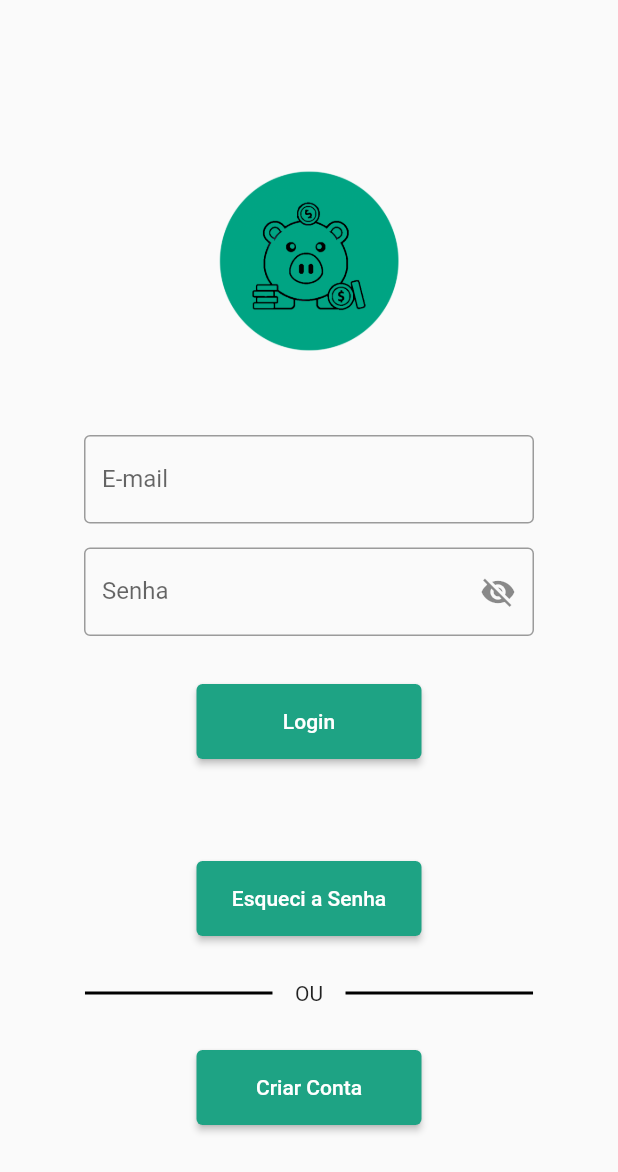
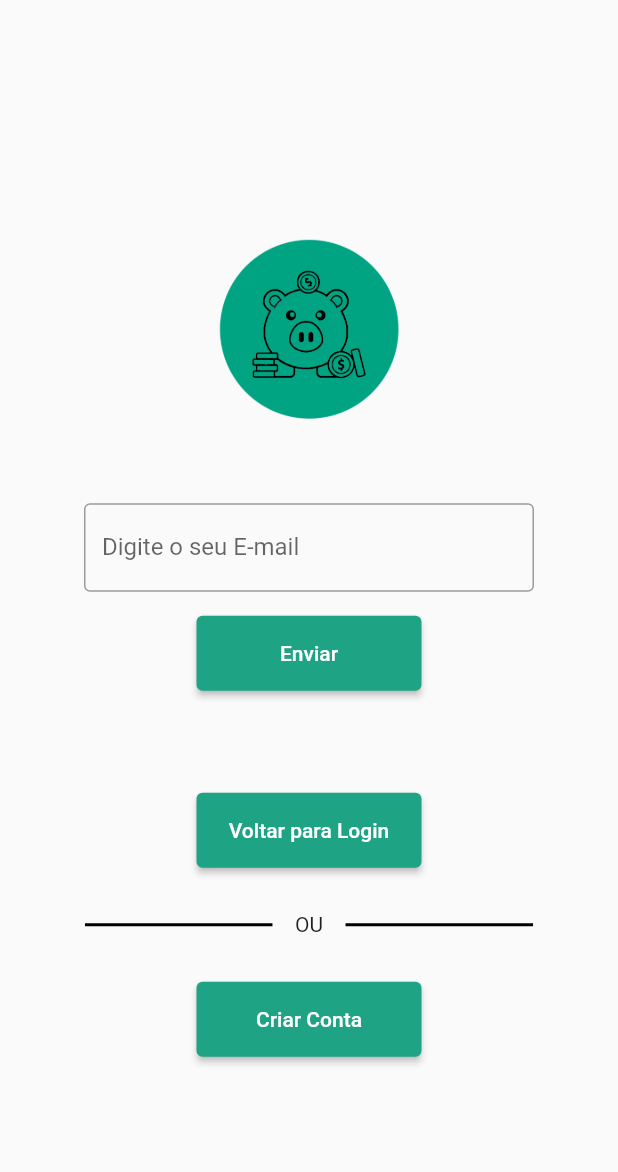
Before and after one commit to AmaralFLucas/prospere_ai, a Flutter app: the screen it shows after launch, after a tap on "Esqueci a Senha", on a phone screen of 412 x 824 dp. Shown: the top 1172 px of the screen. Run offline on Flutter 3.47's test engine with Material 3 defaults, Android fonts, the phone set to English and light mode, and no system bars.

Commit message:
Criando a tela de cadastro e esqueciSenha.

```diff
--- /dev/null
+++ b/lib/esqueciSenha.dart
@@ -0,0 +1,102 @@
+import 'package:flutter/material.dart';
+import 'package:prospere_ai/cadastro.dart';
+import 'package:prospere_ai/homePage.dart';
+
+class EsqueciSenha extends StatefulWidget {
+  const EsqueciSenha({super.key});
+
+  @override
+  State<EsqueciSenha> createState() => _EsqueciSenhaState();
+}
+
+PageController pageController = PageController();
+int initialPosition = 0;
+bool mostrarSenha = true;
+Color myColor = Color.fromARGB(255, 30, 163, 132);
+Icon eyeIcon = Icon(Icons.visibility_off);
+
+class _EsqueciSenhaState extends State<EsqueciSenha> {
+  @override
+  Widget build(BuildContext context) {
+    return Scaffold(
+      body: PageView(children: [
+        Column(
+          mainAxisAlignment: MainAxisAlignment.center,
+          children: [
+            Image.asset(
+                  'assets/images/logo_porco.png',
+                  width: 200,
+                  height: 200,
+                ),
+            SizedBox(height: 16),
+            SizedBox(
+              width: 300,
+              child: TextField(
+                decoration: InputDecoration(
+                  border: OutlineInputBorder(),
+                  labelText: 'Digite o seu E-mail',
+                ),
+              ),
+            ),
+            SizedBox(height: 16),
+            ElevatedButton(
+              onPressed: () {
+
+              },
+              child: Text('Enviar'),
+              style: ElevatedButton.styleFrom(
+                backgroundColor: myColor,
+                minimumSize: Size(150, 50),
+              ),
+            ),
+            SizedBox(height: 68),
+            ElevatedButton(
+              onPressed: () {
+                Navigator.of(context).push(
+                    MaterialPageRoute(builder: (context) => const HomePage())
+                  );
+              },
+              child: Text('Voltar para Login'),
+              style: ElevatedButton.styleFrom(
+                backgroundColor: myColor,
+                minimumSize: Size(150, 50),
+              ),
+            ),
+            SizedBox(height: 30),
+            Row(
+              mainAxisAlignment: MainAxisAlignment.center,
+              children: [
+                Container(
+                  width: 125,
+                  height: 2,
+                  color: Colors.black,
+                ),
+                SizedBox(width: 15),
+                Text('OU'),
+                SizedBox(width: 15),
+                Container(
+                  width: 125,
+                  height: 2,
+                  color: Colors.black,
+                ),
+              ]
+            ),
+            SizedBox(height: 30),
+            ElevatedButton(
+              onPressed: () {
+                Navigator.of(context).push(
+                      MaterialPageRoute(builder: (context) => const Cadastro())
+                    );
+              },
+              child: Text('Criar Conta'),
+              style: ElevatedButton.styleFrom(
+                backgroundColor: myColor,
+                minimumSize: Size(150, 50),
+              ),
+            )
+          ],
+        ),
+      ]),
+    );
+  }
+}
--- /dev/null
+++ b/lib/homePage.dart
@@ -0,0 +1,124 @@
+import 'package:flutter/material.dart';
+import 'package:prospere_ai/cadastro.dart';
+import 'package:prospere_ai/esqueciSenha.dart';
+
+class HomePage extends StatefulWidget {
+  const HomePage({super.key});
+
+  @override
+  State<HomePage> createState() => _HomePageState();
+}
+
+PageController pageController = PageController();
+int initialPosition = 0;
+bool mostrarSenha = true;
+Color myColor = Color.fromARGB(255, 30, 163, 132);
+Icon eyeIcon = Icon(Icons.visibility_off);
+
+class _HomePageState extends State<HomePage> {
+  @override
+  Widget build(BuildContext context) {
+    return Scaffold(
+      body: PageView(children: [
+        Column(
+          mainAxisAlignment: MainAxisAlignment.center,
+          children: [
+            Image.asset(
+                  'assets/images/logo_porco.png',
+                  width: 200,
+                  height: 200,
+                ),
+            SizedBox(height: 16),
+            SizedBox(
+              width: 300,
+              child: TextField(
+                decoration: InputDecoration(
+                  border: OutlineInputBorder(),
+                  labelText: 'Digite o seu E-mail',
+                ),
+              ),
+            ),
+            SizedBox(height: 16),
+            SizedBox(
+              width: 300,
+              child: TextField(
+                decoration: InputDecoration(
+                  border: OutlineInputBorder(),
+                  labelText: 'Digite a sua Senha',
+                  suffixIcon: IconButton(
+                    icon: eyeIcon,
+                    onPressed: () {
+                      setState(() {
+                        mostrarSenha = !mostrarSenha;
+                        eyeIcon = mostrarSenha
+                            ? Icon(Icons.visibility_off)
+                            : Icon(Icons.visibility);
+                      });
+                    },
+                  ),
+                ),
+                obscureText: mostrarSenha,
+              ),
+            ),
+            SizedBox(height: 32),
+            ElevatedButton(
+              onPressed: () {
+
+              },
+              child: Text('Entrar'),
+              style: ElevatedButton.styleFrom(
+                backgroundColor: myColor,
+                minimumSize: Size(150, 50),
+              ),
+            ),
+            SizedBox(height: 68),
+            ElevatedButton(
+              onPressed: () {
+                Navigator.of(context).push(
+                  MaterialPageRoute(builder: (context) => const EsqueciSenha())
+                );
+              },
+              child: Text('Esqueci a Senha'),
+              style: ElevatedButton.styleFrom(
+                backgroundColor: myColor,
+                minimumSize: Size(150, 50),
+              ),
+            ),
+            SizedBox(height: 30),
+            Row(
+              mainAxisAlignment: MainAxisAlignment.center,
+              children: [
+                Container(
+                  width: 125,
+                  height: 2,
+                  color: Colors.black,
+                ),
+                SizedBox(width: 15),
+                Text('OU'),
+                SizedBox(width: 15),
+                Container(
+                  width: 125,
+                  height: 2,
+                  color: Colors.black,
+                ),
+              ]
+            ),
+            SizedBox(height: 30),
+            ElevatedButton(
+              onPressed: () {
+                Navigator.of(context).push(
+                      MaterialPageRoute(builder: (context) => const Cadastro())
+                    );
+              },
+              child: Text('Criar Conta'),
+              style: ElevatedButton.styleFrom(
+                backgroundColor: myColor,
+                minimumSize: Size(150, 50),
+              ),
+            )
+          ],
+        ),
+      ]),
+    );
+  }
+}
--- a/lib/main.dart
+++ b/lib/main.dart
@@ -1,4 +1,5 @@
 import 'package:flutter/material.dart';
+import 'package:prospere_ai/homePage.dart';
 
 void main() {
   runApp(MaterialApp(
@@ -7,120 +8,3 @@ void main() {
     theme: ThemeData(useMaterial3: false),
   ));
 }
-
-class HomePage extends StatefulWidget {
-  const HomePage({super.key});
-
-  @override
-  State<HomePage> createState() => _HomePageState();
-}
-
-PageController pageController = PageController();
-int initialPosition = 0;
-bool mostrarSenha = true;
-Color myColor = Color.fromARGB(255, 30, 163, 132);
-Icon eyeIcon = Icon(Icons.visibility_off);
-
-class _HomePageState extends State<HomePage> {
-  @override
-  Widget build(BuildContext context) {
-    return Scaffold(
-      body: PageView(children: [
-        Column(
-          mainAxisAlignment: MainAxisAlignment.center,
-          children: [
-            Image.asset(
-                  'assets/images/logo_porco.png',
-                  width: 200,
-                  height: 200,
-                ),
-            SizedBox(height: 16),
-            SizedBox(
-              width: 300,
-              child: TextField(
-                decoration: InputDecoration(
-                  border: OutlineInputBorder(),
-                  labelText: 'E-mail',
-                ),
-              ),
-            ),
-            SizedBox(height: 16),
-            SizedBox(
-              width: 300,
-              child: TextField(
-                decoration: InputDecoration(
-                  border: OutlineInputBorder(),
-                  labelText: 'Senha',
-                  suffixIcon: IconButton(
-                    icon: eyeIcon,
-                    onPressed: () {
-                      setState(() {
-                        mostrarSenha = !mostrarSenha;
-                        eyeIcon = mostrarSenha
-                            ? Icon(Icons.visibility_off)
-                            : Icon(Icons.visibility);
-                      });
-                    },
-                  ),
-                ),
-                obscureText: mostrarSenha,
-              ),
-            ),
-            SizedBox(height: 32),
-            ElevatedButton(
-              onPressed: () {
-
-              },
-              child: Text('Login'),
-              style: ElevatedButton.styleFrom(
-                backgroundColor: myColor,
-                minimumSize: Size(150, 50),
-              ),
-            ),
-            SizedBox(height: 68),
-            ElevatedButton(
-              onPressed: () {
-
-              },
-              child: Text('Esqueci a Senha'),
-              style: ElevatedButton.styleFrom(
-                backgroundColor: myColor,
-                minimumSize: Size(150, 50),
-              ),
-            ),
-            SizedBox(height: 30),
-            Row(
-              mainAxisAlignment: MainAxisAlignment.center,
-              children: [
-                Container(
-                  width: 125,
-                  height: 2,
-                  color: Colors.black,
-                ),
-                SizedBox(width: 15),
-                Text('OU'),
-                SizedBox(width: 15),
-                Container(
-                  width: 125,
-                  height: 2,
-                  color: Colors.black,
-                ),
-              ]
-            ),
-            SizedBox(height: 30),
-            ElevatedButton(
-              onPressed: () {
-
-              },
-              child: Text('Criar Conta'),
-              style: ElevatedButton.styleFrom(
-                backgroundColor: myColor,
-                minimumSize: Size(150, 50),
-              ),
-            )
-          ],
-        ),
-      ]),
-    );
-  }
-}
```
Also changed, not shown: lib/cadastro.dart (added, +134 -0 lines).
